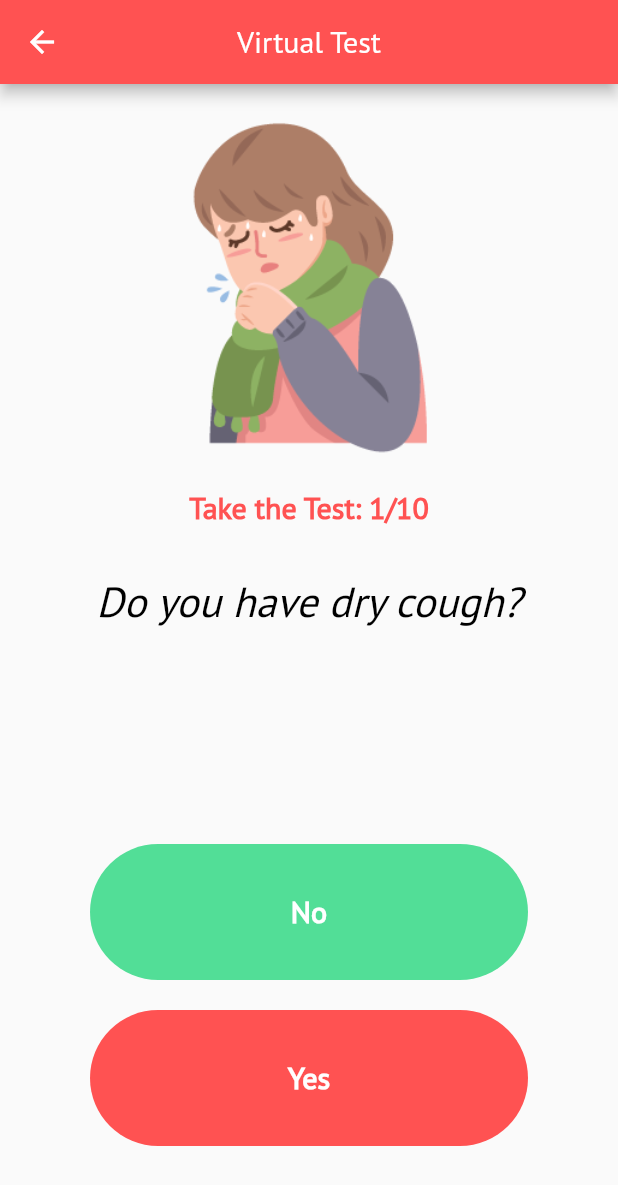
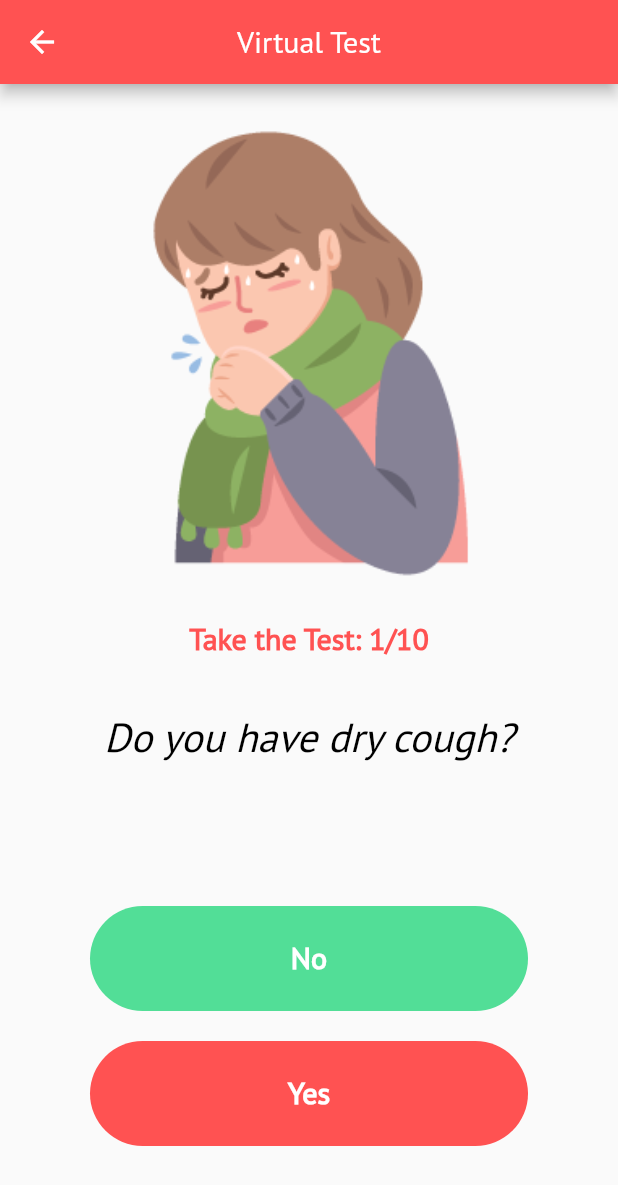
Before and after one commit to thealiflab/CoronaAlert, a Flutter app: the MenuScreen screen opened by its route, after a tap on "Virtual Test", on a phone screen of 412 x 824 dp. Shown: the top 1185 px of the screen. Run offline on Flutter 3.47's test engine with Material 2 defaults, Android fonts, the phone set to English and light mode, and no system bars; our stand-ins replace font_awesome_flutter, rflutter_alert; missing offline and left inert: fancy_on_boarding; network calls fail.

Commit message:
Fiveth Commit: Resizing and apk generate

```diff
--- a/lib/screens/menu/menu_screen.dart
+++ b/lib/screens/menu/menu_screen.dart
@@ -139,6 +139,7 @@ class MenuScreen extends StatelessWidget {
               ),
             ),
             Container(
+              color: Colors.transparent,
               child: InkWell(
                 child: Text(
                   'Developed by Alif',
--- a/lib/screens/menu/pages/statistics/state_card.dart
+++ b/lib/screens/menu/pages/statistics/state_card.dart
@@ -25,7 +25,7 @@ class StateCard extends StatelessWidget {
             ),
           ),
           child: Padding(
-            padding: EdgeInsets.all(17.0),
+            padding: EdgeInsets.all(13.0),
             child: Column(
               crossAxisAlignment: CrossAxisAlignment.start,
               children: <Widget>[
--- a/lib/screens/menu/pages/vtest/vtest_brain.dart
+++ b/lib/screens/menu/pages/vtest/vtest_brain.dart
@@ -17,7 +17,7 @@ class VTestBrain {
     Questions('Do you have any nearby physical contact with COVID-19 patient?',
         4, 'physical'),
     Questions(
-        'Have you visited Corona infected area recently?', 4, 'infectedarea'),
+        'Have you visited Corona infected area recently?', 4, 'statecoronamap'),
   ];
 
   void nextQuestion() {
--- a/lib/screens/menu/pages/vtest/vtest_page.dart
+++ b/lib/screens/menu/pages/vtest/vtest_page.dart
@@ -80,11 +80,14 @@ class _VirtualTestState extends State<VirtualTest> {
           SizedBox(
             height: 10.0,
           ),
-          Image.asset(
-            'assets/images/' + vTestBrain.getQuestionImagePath() + '.png',
-            height: 250,
-            fit: BoxFit.contain,
-            //MediaQuery.of(context).size.width / 2
+          Expanded(
+            child: Image.asset(
+              'assets/images/' + vTestBrain.getQuestionImagePath() + '.png',
+              height: 250,
+              width: 250,
+              fit: BoxFit.contain,
+              //MediaQuery.of(context).size.width / 2
+            ),
           ),
           SizedBox(
             height: 10,
@@ -98,22 +101,22 @@ class _VirtualTestState extends State<VirtualTest> {
                   color: Colors.redAccent),
             ),
           ),
-          Expanded(
+          Container(
             child: Padding(
-              padding: EdgeInsets.symmetric(horizontal: 20, vertical: 30),
+              padding: EdgeInsets.all(35),
               child: Text(
                 vTestBrain.getQuestionText(),
                 textAlign: TextAlign.center,
                 style: TextStyle(
                   fontStyle: FontStyle.italic,
-                  fontSize: 28.0,
+                  fontSize: 27.0,
                   fontWeight: FontWeight.w500,
                   color: Colors.black,
                 ),
               ),
             ),
           ),
-          Expanded(
+          Container(
             child: Padding(
               padding: EdgeInsets.only(
                 top: 60,
@@ -122,6 +125,7 @@ class _VirtualTestState extends State<VirtualTest> {
                 bottom: 0,
               ),
               child: FlatButton(
+                padding: EdgeInsets.all(22),
                 splashColor: Colors.white,
                 shape: RoundedRectangleBorder(
                   borderRadius: BorderRadius.all(
@@ -147,7 +151,7 @@ class _VirtualTestState extends State<VirtualTest> {
           SizedBox(
             height: 20.0,
           ),
-          Expanded(
+          Container(
             child: Padding(
               padding: EdgeInsets.only(
                 top: 0,
@@ -156,6 +160,7 @@ class _VirtualTestState extends State<VirtualTest> {
                 bottom: 60,
               ),
               child: FlatButton(
+                padding: EdgeInsets.all(22),
                 splashColor: Colors.white,
                 shape: RoundedRectangleBorder(
                   borderRadius: BorderRadius.all(
--- a/lib/screens/menu/screen_widgets/menu_header.dart
+++ b/lib/screens/menu/screen_widgets/menu_header.dart
@@ -5,10 +5,8 @@ class MenuHeader extends StatelessWidget {
   Widget build(BuildContext context) {
     return Container(
       width: double.infinity,
-      height: 120,
+      height: 100,
       color: Colors.transparent,
-      child: Padding(
-        padding: const EdgeInsets.all(5.0),
       child: Column(
         mainAxisAlignment: MainAxisAlignment.end,
         children: <Widget>[
@@ -22,7 +20,6 @@ class MenuHeader extends StatelessWidget {
           ),
         ],
       ),
-      ),
     );
   }
 }
```
Also changed, not shown: lib/screens/menu/pages/statistics/country/countries_page.dart (+12 -1 lines), lib/screens/menu/pages/statistics/statistics_page.dart (+11 -9 lines), assets/images/infectedarea.png (deleted), assets/images/protectyourself.txt (deleted), 20 other files. Lines whose indentation alone changed are shown as unchanged.
